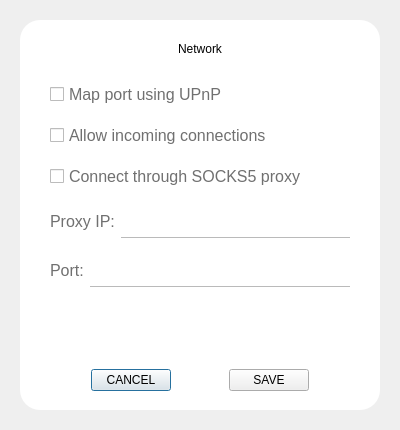
The window that src/qt/veil/forms/settingsnetwork.ui (Veil-Project/veil) describes before a commit, drawn with Qt 5.
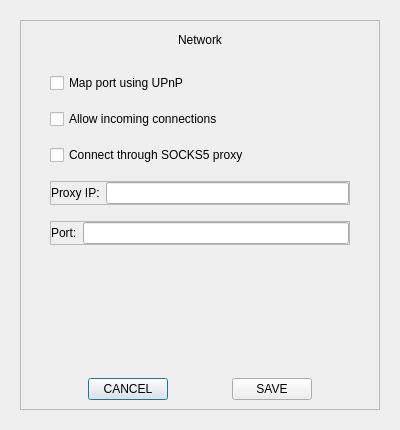
The same window after the commit.

Diff of the .ui file:
```diff
--- a/src/qt/veil/forms/settingsnetwork.ui
+++ b/src/qt/veil/forms/settingsnetwork.ui
@@ -31,13 +31,6 @@
      <property name="autoFillBackground">
       <bool>false</bool>
      </property>
-     <property name="styleSheet">
-      <string notr="true">#frame{
-  background-color: white;
-  padding: 10px 10px 10px 10px;
-  border-radius:20px;
-}</string>
-     </property>
      <property name="frameShape">
       <enum>QFrame::StyledPanel</enum>
      </property>
@@ -56,9 +49,6 @@
           <height>40</height>
          </size>
         </property>
-        <property name="styleSheet">
-         <string notr="true"/>
-        </property>
         <property name="text">
          <string>Network</string>
         </property>
@@ -97,10 +87,6 @@
           <height>16777215</height>
          </size>
         </property>
-        <property name="styleSheet">
-         <string notr="true">color:#707070;
-font-size:16px;</string>
-        </property>
         <property name="text">
          <string>Map port using UPnP</string>
         </property>
@@ -136,10 +122,6 @@
           <height>16777215</height>
          </size>
         </property>
-        <property name="styleSheet">
-         <string notr="true">color:#707070;
-font-size:16px;</string>
-        </property>
         <property name="text">
          <string>Allow incoming connections</string>
         </property>
@@ -175,10 +157,6 @@
           <height>16777215</height>
          </size>
         </property>
-        <property name="styleSheet">
-         <string notr="true">color:#707070;
-font-size:16px;</string>
-        </property>
         <property name="text">
          <string>Connect through SOCKS5 proxy</string>
         </property>
@@ -214,10 +192,6 @@
           <height>16777215</height>
          </size>
         </property>
-        <property name="styleSheet">
-         <string notr="true">border:none;
-padding:0px;</string>
-        </property>
         <property name="frameShape">
          <enum>QFrame::StyledPanel</enum>
         </property>
@@ -242,10 +216,6 @@
          </property>
          <item>
           <widget class="QLabel" name="label">
-           <property name="styleSheet">
-            <string notr="true">color:#707070;
-font-size:16px;</string>
-           </property>
            <property name="text">
             <string>Proxy IP:</string>
            </property>
@@ -253,17 +223,6 @@
          </item>
          <item>
           <widget class="QLineEdit" name="editProxy">
-           <property name="styleSheet">
-            <string notr="true">#editProxy  { 
-    padding:8;
-    border:0;
-    border-bottom:1px solid #bababa;
-}
-
-#editProxy:focus { 
- border-bottom:1px solid #105aef;
-}</string>
-           </property>
           </widget>
          </item>
         </layout>
@@ -299,10 +258,6 @@
           <height>16777215</height>
          </size>
         </property>
-        <property name="styleSheet">
-         <string notr="true">border:none;
-padding:0px;</string>
-        </property>
         <property name="frameShape">
          <enum>QFrame::StyledPanel</enum>
         </property>
@@ -324,10 +279,6 @@
          </property>
          <item>
           <widget class="QLabel" name="label_2">
-           <property name="styleSheet">
-            <string notr="true">color:#707070;
-font-size:16px;</string>
-           </property>
            <property name="text">
             <string>Port:</string>
            </property>
@@ -338,17 +289,6 @@
            <property name="autoFillBackground">
             <bool>false</bool>
            </property>
-           <property name="styleSheet">
-            <string notr="true">#editPort { 
-    padding:8;
-    border:0;
-    border-bottom:1px solid #bababa;
-}
-
-#editPort:focus { 
- border-bottom:1px solid #105aef;
-}</string>
-           </property>
           </widget>
          </item>
         </layout>
@@ -384,9 +324,6 @@
         </item>
         <item>
          <widget class="QPushButton" name="btnEsc">
-          <property name="styleSheet">
-           <string notr="true"/>
-          </property>
           <property name="text">
            <string>CANCEL</string>
           </property>
@@ -407,9 +344,6 @@
         </item>
         <item>
          <widget class="QPushButton" name="btnSave">
-          <property name="styleSheet">
-           <string notr="true"/>
-          </property>
           <property name="text">
            <string>SAVE</string>
           </property>
```
